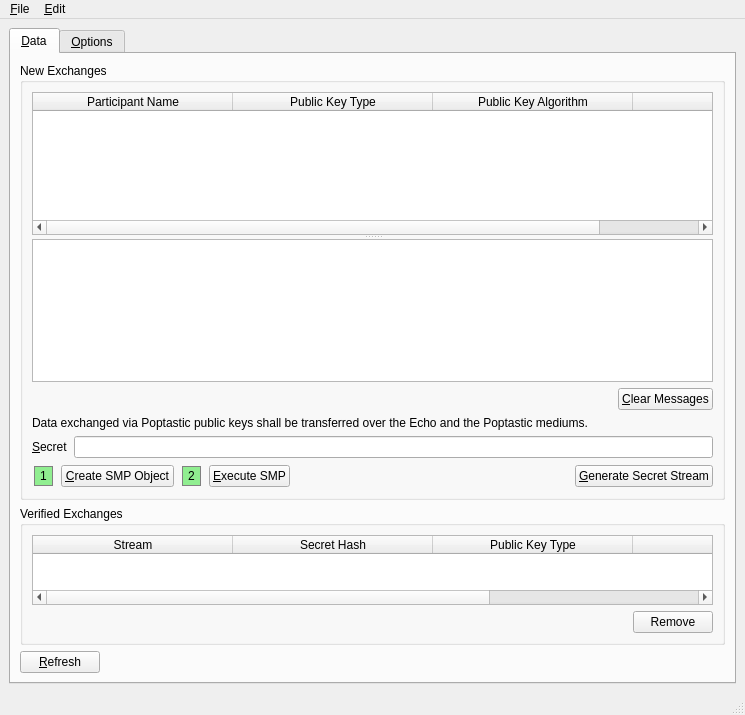
textbrowser/spot-on, file branches/trunk/UI/spot-on-smpwindow.ui: the form before one commit.
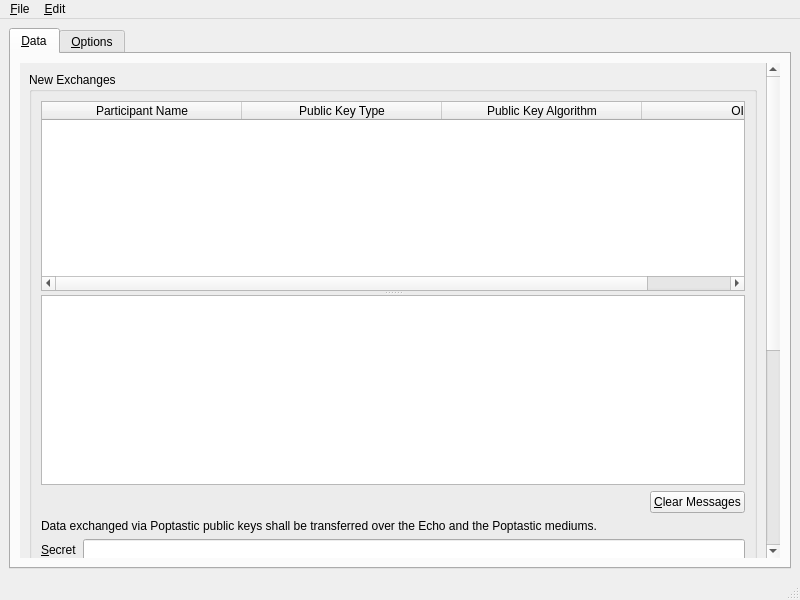
The form after the commit. Icons and pictures are not drawn.

The edit to the form file:
```diff
--- a/branches/trunk/UI/spot-on-smpwindow.ui
+++ b/branches/trunk/UI/spot-on-smpwindow.ui
@@ -6,8 +6,8 @@
    <rect>
     <x>0</x>
     <y>0</y>
-    <width>745</width>
-    <height>715</height>
+    <width>800</width>
+    <height>600</height>
    </rect>
   </property>
   <property name="windowIcon">
@@ -27,6 +27,24 @@
        </attribute>
        <layout class="QVBoxLayout" name="verticalLayout_5">
         <item>
+         <widget class="QScrollArea" name="scrollArea">
+          <property name="frameShape">
+           <enum>QFrame::NoFrame</enum>
+          </property>
+          <property name="widgetResizable">
+           <bool>true</bool>
+          </property>
+          <widget class="QWidget" name="scrollAreaWidgetContents">
+           <property name="geometry">
+            <rect>
+             <x>0</x>
+             <y>0</y>
+             <width>744</width>
+             <height>935</height>
+            </rect>
+           </property>
+           <layout class="QVBoxLayout" name="verticalLayout_7">
+            <item>
          <widget class="QGroupBox" name="groupBox_2">
           <property name="title">
            <string>New Exchanges</string>
@@ -339,6 +357,10 @@
         </item>
        </layout>
       </widget>
+         </widget>
+        </item>
+       </layout>
+      </widget>
       <widget class="QWidget" name="tab_2">
        <attribute name="title">
         <string>&amp;Options</string>
@@ -518,8 +540,8 @@
     <rect>
      <x>0</x>
      <y>0</y>
-     <width>745</width>
-     <height>26</height>
+     <width>800</width>
+     <height>31</height>
     </rect>
    </property>
    <widget class="QMenu" name="menu_File">
```
Left out of the diff: 1 changed line with no effect on the pictures. Lines whose indentation alone changed are shown as unchanged.
